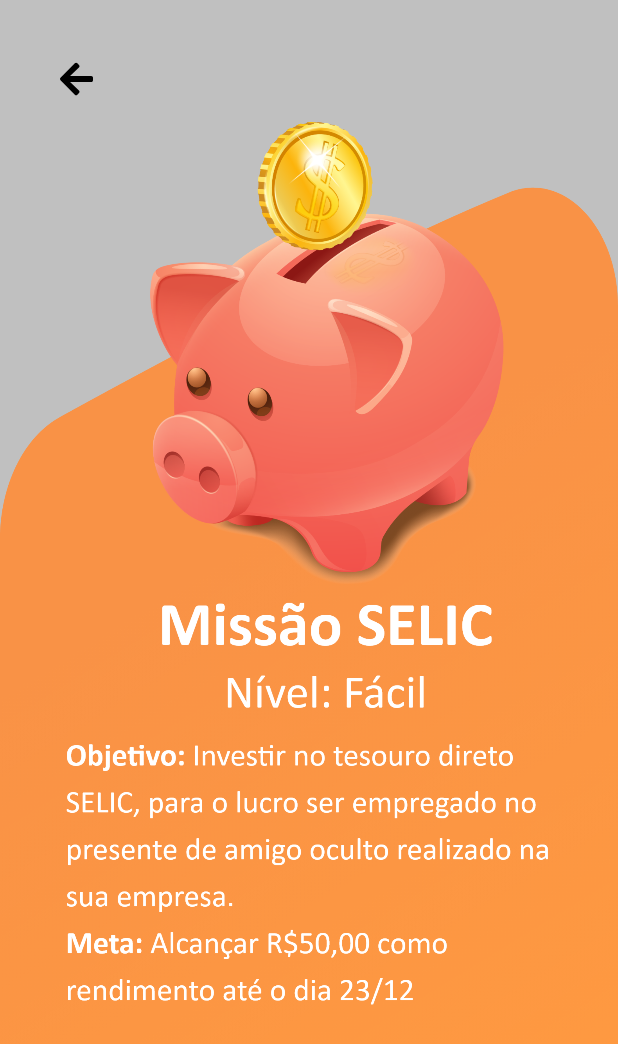
After one commit to IsabelleCoelho/PlayMoney_IoasysCAMP, an Android app: the Teacher screen opened directly, with no data from a screen before it, on a phone screen of 412 x 824 dp. The commit adds this screen. Shown: the top 1044 px of the screen. Run offline under Robolectric (Android 15) with nearby library versions, the phone set to English and light mode, and no system bars; Roboto replaces fonts that are not available here.

Commit message:
Feita a tela de ajuda.

```diff
--- a/app/src/main/AndroidManifest.xml
+++ b/app/src/main/AndroidManifest.xml
@@ -12,6 +12,7 @@
         <activity android:name=".ui.ForgotPassword" />
         <activity android:name=".ui.CreateAccount" />
         <activity android:name=".ui.CreatePassword"/>
+        <activity android:name=".ui.Teacher"/>
         <activity android:name=".ui.HomePage"/>
         <activity android:name=".MainActivity">
             <intent-filter>
--- a/app/src/main/java/br/com/ioasys/camp/playmoney/ui/ForgotPassword.kt
+++ b/app/src/main/java/br/com/ioasys/camp/playmoney/ui/ForgotPassword.kt
@@ -6,7 +6,6 @@
 import kotlinx.android.synthetic.main.activity_forgot_password.*
 import android.content.Intent
 import androidx.appcompat.app.AppCompatActivity
-import kotlinx.android.synthetic.main.activity_main.*
 
 class ForgotPassword : AppCompatActivity() {
 
--- /dev/null
+++ b/app/src/main/java/br/com/ioasys/camp/playmoney/ui/Teacher.kt
@@ -0,0 +1,24 @@
+package br.com.ioasys.camp.playmoney.ui
+
+import android.content.Intent
+import android.os.Bundle
+import androidx.appcompat.app.AppCompatActivity
+import br.com.ioasys.camp.playmoney.R
+import kotlinx.android.synthetic.main.activity_home_page.*
+import kotlinx.android.synthetic.main.activity_teacher.*
+
+class Teacher : AppCompatActivity() {
+
+    override fun onCreate(savedInstanceState: Bundle?){
+        super.onCreate(savedInstanceState)
+        setContentView(R.layout.activity_teacher)
+    }
+
+    override fun onStart() {
+        super.onStart()
+        ButtonBackGame.setOnClickListener(){
+            val intent = Intent(this, HomePage::class.java)
+            startActivity(intent)
+        }
+    }
+}
--- /dev/null
+++ b/app/src/main/res/layout/activity_teacher.xml
@@ -0,0 +1,33 @@
+<?xml version="1.0" encoding="utf-8"?>
+<androidx.constraintlayout.widget.ConstraintLayout
+    xmlns:android="http://schemas.android.com/apk/res/android"
+    xmlns:tools="http://schemas.android.com/tools"
+    xmlns:app="http://schemas.android.com/apk/res-auto"
+    android:layout_width="match_parent"
+    android:layout_height="match_parent"
+    android:orientation="vertical"
+    android:background="@color/gray_app">
+
+    <ImageButton
+        android:id="@+id/ButtonBackGame"
+        android:layout_width="wrap_content"
+        android:layout_height="wrap_content"
+        android:layout_margin="40dp"
+        android:background="@android:color/transparent"
+        app:layout_constraintLeft_toLeftOf="parent"
+        app:layout_constraintTop_toTopOf="parent"
+        app:srcCompat="@drawable/ic_arrow_left" />
+
+
+    <ImageView
+        android:id="@+id/Mission"
+        android:layout_width="wrap_content"
+        android:layout_height="wrap_content"
+        android:src="@drawable/mission"
+        app:layout_constraintRight_toRightOf="parent"
+        app:layout_constraintLeft_toLeftOf="parent"
+        app:layout_constraintTop_toBottomOf="@id/ButtonBackGame"
+        />
+
+
+</androidx.constraintlayout.widget.ConstraintLayout>
```
Also changed, not shown: app/src/main/java/br/com/ioasys/camp/playmoney/ui/HomePage.kt (+15 -0 lines), app/src/main/res/layout/activity_home_page.xml (+5 -4 lines), app/src/main/res/drawable/mission.png (added).
